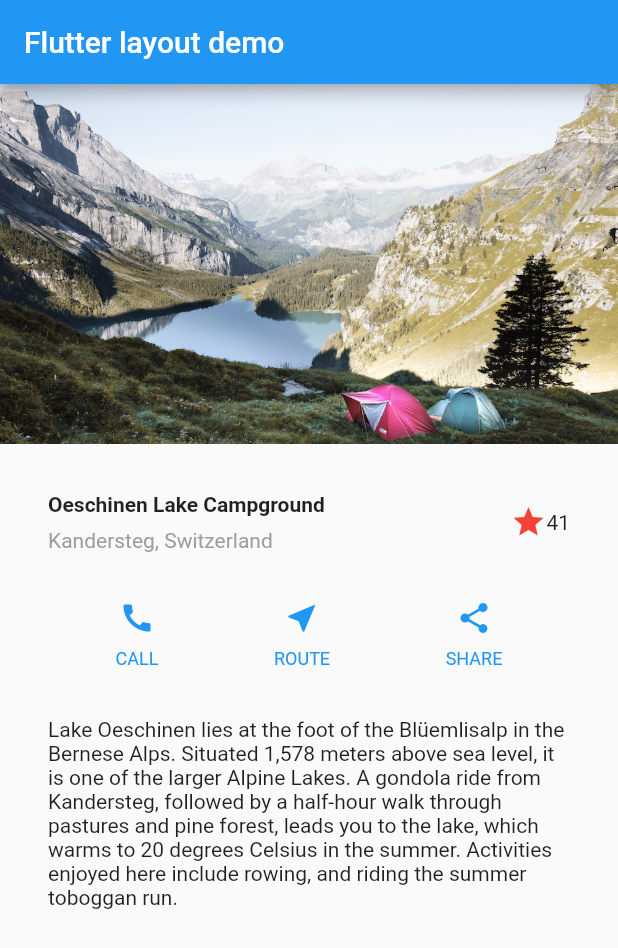
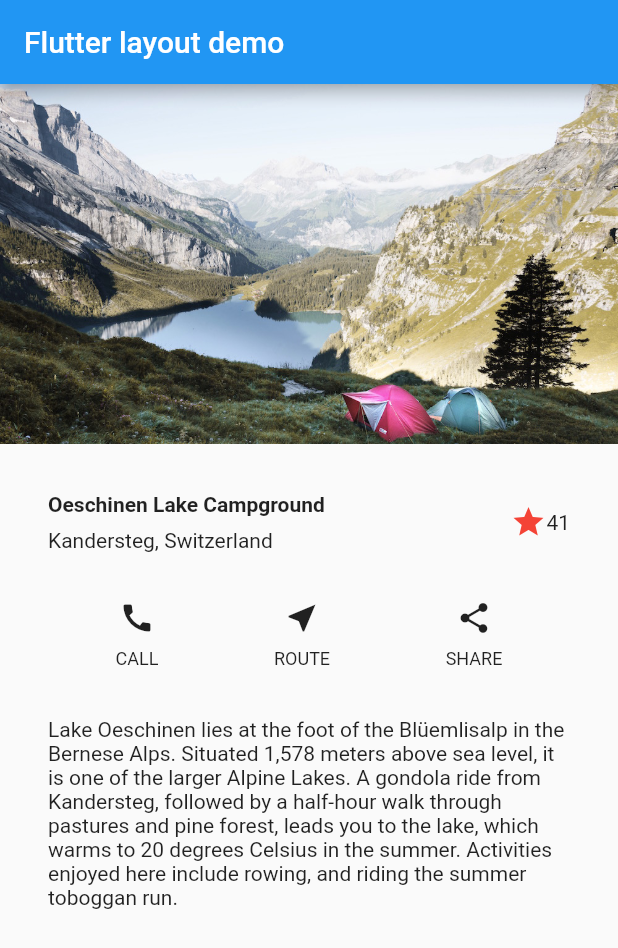
Before and after one commit to GCastro2805/Flutter-app005-Layout, a Flutter app: the screen it shows after launch, on a phone screen of 412 x 824 dp. Shown: the top 948 px of the screen. Run offline on Flutter 3.47's test engine with Material 2 defaults, Android fonts, the phone set to English and light mode, and no system bars; statements that could not run were skipped.

Commit message:
Ver 202001231810

```diff
--- a/myapp/lib/main.dart
+++ b/myapp/lib/main.dart
@@ -1,9 +1,12 @@
+
+/* --------------------------------
+  Mostrar imagen con características
+  GACC          202001231809
+   -------------------------------- */
+
 import 'package:flutter/material.dart';
-// Uncomment lines 7 and 10 to view the visual layout at runtime.
-// import 'package:flutter/rendering.dart' show debugPaintSizeEnabled;
 
 void main() {
-  // debugPaintSizeEnabled = true;
   runApp(MyApp());
 }
 
@@ -31,7 +34,7 @@ class MyApp extends StatelessWidget {
                 ),
                 Text(
                   'Kandersteg, Switzerland',
-                  style: TextStyle(
+                  style: TextStyle(x|
                     color: Colors.grey[500],
                   ),
                 ),
```
